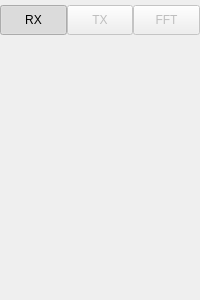
First picture: the form in gui/control_panel.ui, repository csete/softrig, before the edit.
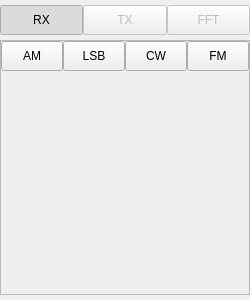
Second picture: the form after the edit.

Commit message: Add mode buttons to control panel

What changed in the file:
```diff
--- a/gui/control_panel.ui
+++ b/gui/control_panel.ui
@@ -6,7 +6,7 @@
    <rect>
     <x>0</x>
     <y>0</y>
-    <width>200</width>
+    <width>250</width>
     <height>300</height>
    </rect>
   </property>
@@ -18,7 +18,7 @@
   </property>
   <property name="minimumSize">
    <size>
-    <width>200</width>
+    <width>250</width>
     <height>300</height>
    </size>
   </property>
@@ -137,7 +137,158 @@
      <property name="currentIndex">
       <number>0</number>
      </property>
-     <widget class="QWidget" name="rxPage"/>
+     <widget class="QWidget" name="rxPage">
+      <layout class="QVBoxLayout" name="verticalLayout_2">
+       <property name="spacing">
+        <number>5</number>
+       </property>
+       <property name="leftMargin">
+        <number>0</number>
+       </property>
+       <property name="topMargin">
+        <number>0</number>
+       </property>
+       <property name="rightMargin">
+        <number>0</number>
+       </property>
+       <property name="bottomMargin">
+        <number>0</number>
+       </property>
+       <item>
+        <widget class="QScrollArea" name="rxScrollArea">
+         <property name="frameShadow">
+          <enum>QFrame::Sunken</enum>
+         </property>
+         <property name="widgetResizable">
+          <bool>true</bool>
+         </property>
+         <widget class="QWidget" name="scrollAreaWidgetContents">
+          <property name="geometry">
+           <rect>
+            <x>0</x>
+            <y>0</y>
+            <width>248</width>
+            <height>251</height>
+           </rect>
+          </property>
+          <layout class="QVBoxLayout" name="verticalLayout_3">
+           <property name="spacing">
+            <number>5</number>
+           </property>
+           <property name="leftMargin">
+            <number>0</number>
+           </property>
+           <property name="topMargin">
+            <number>0</number>
+           </property>
+           <property name="rightMargin">
+            <number>0</number>
+           </property>
+           <property name="bottomMargin">
+            <number>0</number>
+           </property>
+           <item>
+            <layout class="QHBoxLayout" name="horizontalLayout_2">
+             <property name="spacing">
+              <number>0</number>
+             </property>
+             <item>
+              <widget class="QPushButton" name="amButton">
+               <property name="sizePolicy">
+                <sizepolicy hsizetype="MinimumExpanding" vsizetype="Minimum">
+                 <horstretch>0</horstretch>
+                 <verstretch>0</verstretch>
+                </sizepolicy>
+               </property>
+               <property name="minimumSize">
+                <size>
+                 <width>50</width>
+                 <height>30</height>
+                </size>
+               </property>
+               <property name="text">
+                <string>AM</string>
+               </property>
+              </widget>
+             </item>
+             <item>
+              <widget class="QPushButton" name="ssbButton">
+               <property name="sizePolicy">
+                <sizepolicy hsizetype="MinimumExpanding" vsizetype="Minimum">
+                 <horstretch>0</horstretch>
+                 <verstretch>0</verstretch>
+                </sizepolicy>
+               </property>
+               <property name="minimumSize">
+                <size>
+                 <width>50</width>
+                 <height>30</height>
+                </size>
+               </property>
+               <property name="text">
+                <string>LSB</string>
+               </property>
+              </widget>
+             </item>
+             <item>
+              <widget class="QPushButton" name="cwButton">
+               <property name="sizePolicy">
+                <sizepolicy hsizetype="MinimumExpanding" vsizetype="Minimum">
+                 <horstretch>0</horstretch>
+                 <verstretch>0</verstretch>
+                </sizepolicy>
+               </property>
+               <property name="minimumSize">
+                <size>
+                 <width>50</width>
+                 <height>30</height>
+                </size>
+               </property>
+               <property name="text">
+                <string>CW</string>
+               </property>
+              </widget>
+             </item>
+             <item>
+              <widget class="QPushButton" name="fmButton">
+               <property name="sizePolicy">
+                <sizepolicy hsizetype="MinimumExpanding" vsizetype="Minimum">
+                 <horstretch>0</horstretch>
+                 <verstretch>0</verstretch>
+                </sizepolicy>
+               </property>
+               <property name="minimumSize">
+                <size>
+                 <width>50</width>
+                 <height>30</height>
+                </size>
+               </property>
+               <property name="text">
+                <string>FM</string>
+               </property>
+              </widget>
+             </item>
+            </layout>
+           </item>
+           <item>
+            <spacer name="verticalSpacer">
+             <property name="orientation">
+              <enum>Qt::Vertical</enum>
+             </property>
+             <property name="sizeHint" stdset="0">
+              <size>
+               <width>20</width>
+               <height>40</height>
+              </size>
+             </property>
+            </spacer>
+           </item>
+          </layout>
+         </widget>
+        </widget>
+       </item>
+      </layout>
+     </widget>
      <widget class="QWidget" name="txPage"/>
      <widget class="QWidget" name="fftPage"/>
     </widget>
```
The commit also changes 2 other files.
